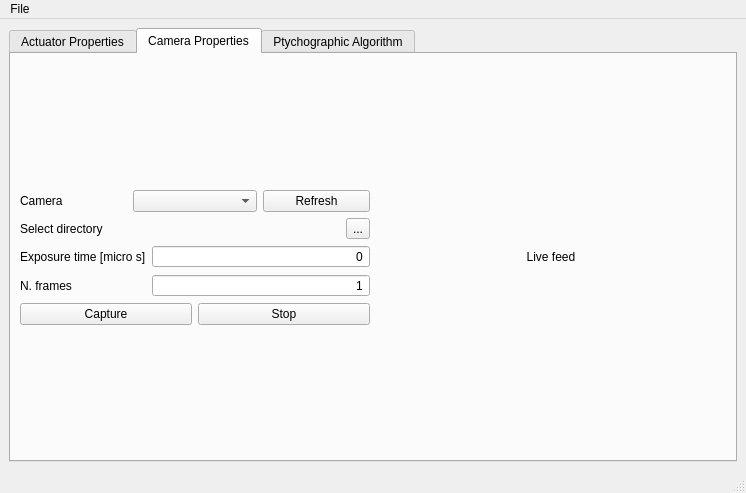
David-Berardi/ptychographic-suite, file main_window.ui: the form before one commit.
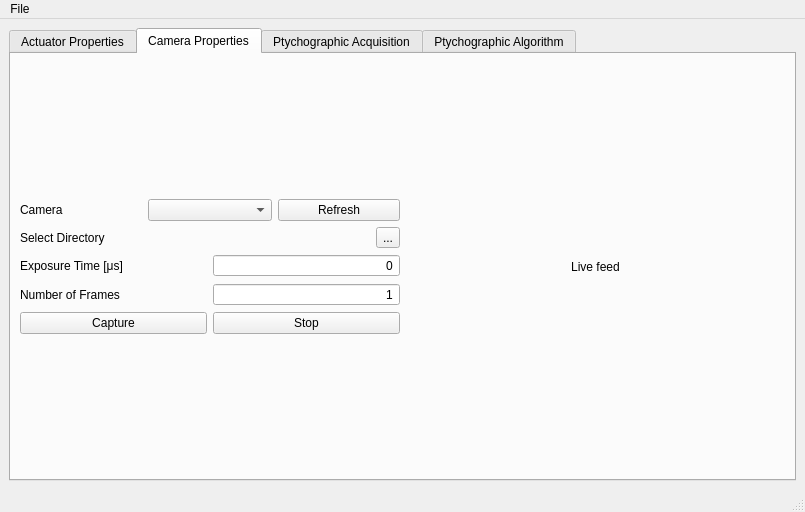
The form after the commit. The open tabs and pages were chosen to show the change.

Patch:
```diff
--- a/main_window.ui
+++ b/main_window.ui
@@ -6,8 +6,8 @@
    <rect>
     <x>0</x>
     <y>0</y>
-    <width>746</width>
-    <height>493</height>
+    <width>805</width>
+    <height>512</height>
    </rect>
   </property>
   <property name="windowTitle">
@@ -757,22 +757,28 @@
            </layout>
           </item>
           <item>
-           <layout class="QHBoxLayout" name="horizontalLayout_5">
-            <item>
+           <layout class="QGridLayout" name="gridLayout_7">
+            <item row="0" column="0">
              <widget class="QLabel" name="select_label">
+              <property name="sizePolicy">
+               <sizepolicy hsizetype="Minimum" vsizetype="Preferred">
+                <horstretch>0</horstretch>
+                <verstretch>0</verstretch>
+               </sizepolicy>
+              </property>
               <property name="text">
-               <string>Select directory</string>
+               <string>Select Directory</string>
               </property>
              </widget>
             </item>
-            <item>
+            <item row="0" column="1">
              <widget class="QLabel" name="directory_label">
               <property name="text">
                <string/>
               </property>
              </widget>
             </item>
-            <item>
+            <item row="0" column="2">
              <widget class="QToolButton" name="directory_button">
               <property name="text">
                <string>...</string>
@@ -782,14 +788,11 @@
            </layout>
           </item>
           <item>
-           <layout class="QFormLayout" name="formLayout">
-            <property name="formAlignment">
-             <set>Qt::AlignLeading|Qt::AlignLeft|Qt::AlignVCenter</set>
-            </property>
+           <layout class="QGridLayout" name="gridLayout_6">
             <item row="0" column="0">
              <widget class="QLabel" name="exposure_label">
               <property name="text">
-               <string>Exposure time [micro s]</string>
+               <string>Exposure Time [μs]</string>
               </property>
              </widget>
             </item>
@@ -809,7 +812,7 @@
             <item row="1" column="0">
              <widget class="QLabel" name="frames_label">
               <property name="text">
-               <string>N. frames</string>
+               <string>Number of Frames</string>
               </property>
              </widget>
             </item>
@@ -832,11 +835,14 @@
               </property>
              </widget>
             </item>
-           </layout>
-          </item>
-          <item>
-           <layout class="QGridLayout" name="gridLayout_8">
-            <item row="0" column="1">
+            <item row="2" column="0">
+             <widget class="QPushButton" name="capture_button">
+              <property name="text">
+               <string>Capture</string>
+              </property>
+             </widget>
+            </item>
+            <item row="2" column="1">
              <widget class="QPushButton" name="stop_button">
               <property name="sizePolicy">
                <sizepolicy hsizetype="Minimum" vsizetype="Fixed">
@@ -852,13 +858,6 @@
               </property>
              </widget>
             </item>
-            <item row="0" column="0">
-             <widget class="QPushButton" name="capture_button">
-              <property name="text">
-               <string>Capture</string>
-              </property>
-             </widget>
-            </item>
            </layout>
           </item>
           <item>
@@ -881,7 +880,12 @@
         </item>
        </layout>
       </widget>
-      <widget class="QWidget" name="tab">
+      <widget class="QWidget" name="acquisition_tab">
+       <attribute name="title">
+        <string>Ptychographic Acquisition</string>
+       </attribute>
+      </widget>
+      <widget class="QWidget" name="algorithm_tab">
        <attribute name="title">
         <string>Ptychographic Algorithm</string>
        </attribute>
@@ -895,8 +899,8 @@
     <rect>
      <x>0</x>
      <y>0</y>
-     <width>746</width>
-     <height>22</height>
+     <width>805</width>
+     <height>33</height>
     </rect>
    </property>
    <widget class="QMenu" name="menuFile">
```
Left out of the diff: 111 changed lines with no effect on the pictures.
